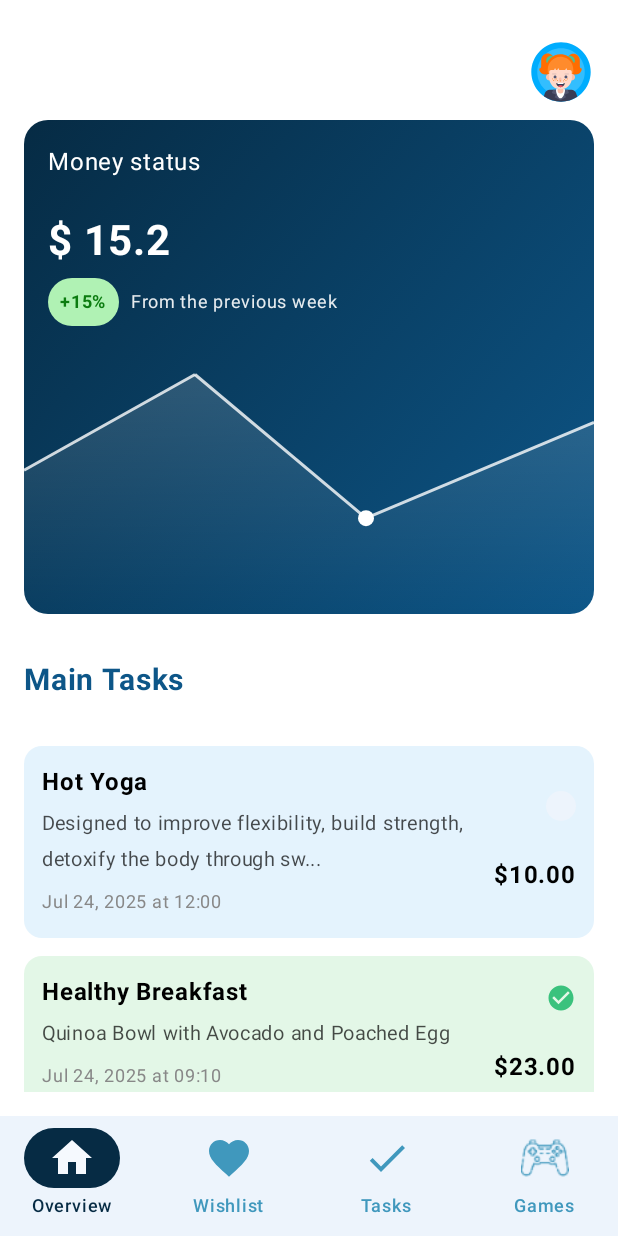
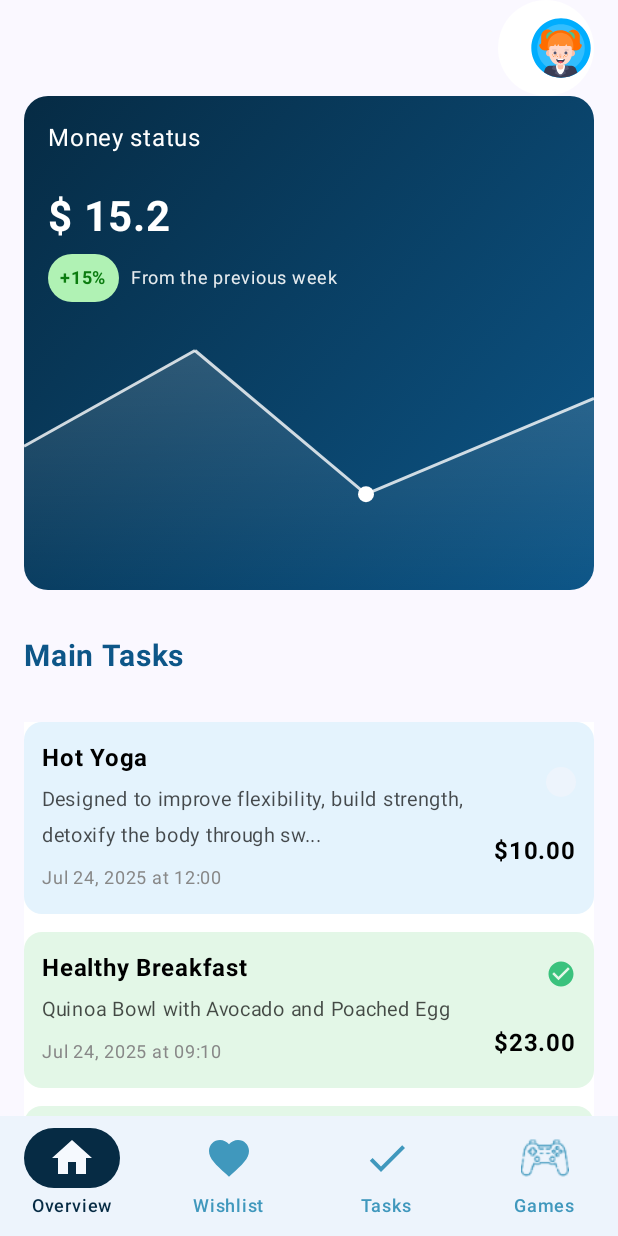
Before and after one commit to georgianaarosoae/Hackaton2025, an Android app built with Jetpack Compose: the screen it shows after launch (MainActivity), on a phone screen of 412 x 824 dp. Run offline under Robolectric (Android 15) with nearby library versions, the light colour scheme and no system bars; our stand-ins replace Dagger/Hilt's generated code; libraries missing offline, so code that uses them is left out: org.burnoutcrew.reorderable; network calls fail; 1 statement that could not run was skipped.

Commit message:
padding fix

```diff
--- a/app/src/main/java/com/example/hackaton2025/dashboard/DashboardScreen.kt
+++ b/app/src/main/java/com/example/hackaton2025/dashboard/DashboardScreen.kt
@@ -42,7 +42,7 @@
 
     var text by remember { mutableStateOf("") }
     val scrollState = rememberScrollState()
-    Column {
+    Column(modifier = Modifier.padding(horizontal = 16.dp))  {
         Row {
             Spacer(modifier = Modifier.weight(1f))
 
--- a/app/src/main/java/com/example/hackaton2025/navigation/AppNavHost.kt
+++ b/app/src/main/java/com/example/hackaton2025/navigation/AppNavHost.kt
@@ -8,7 +8,7 @@
 import com.example.hackaton2025.screens.GamesScreen
 import com.example.hackaton2025.screens.OverviewScreen
 import com.example.hackaton2025.screens.TasksScreen
-import com.example.hackaton2025.screens.WishlistScreen
+import com.example.hackaton2025.wishlist.WishlistScreen
 
 @Composable
 fun AppNavHost(navController: NavHostController, modifier : Modifier) {
--- a/app/src/main/java/com/example/hackaton2025/screens/OverviewScreen.kt
+++ b/app/src/main/java/com/example/hackaton2025/screens/OverviewScreen.kt
@@ -15,7 +15,5 @@
 
 @Composable
 fun OverviewScreen(navController: NavController) {
-    Box(modifier = Modifier.background(Color(0xFFFFFFFF)).fillMaxSize().padding(16.dp)) {
         DashboardScreen(navController)
-    }
 }
--- a/app/src/main/java/com/example/hackaton2025/wishlist/WishLIstScreen.kt
+++ b/app/src/main/java/com/example/hackaton2025/wishlist/WishLIstScreen.kt
@@ -15,12 +15,13 @@
 import androidx.compose.ui.text.font.FontWeight
 import androidx.compose.ui.text.style.TextAlign
 import androidx.compose.ui.unit.dp
+import androidx.navigation.NavController
 import com.example.hackaton2025.R
 import org.burnoutcrew.reorderable.*
 import kotlin.math.min
 
 @Composable
-fun WishlistScreen( modifier: Modifier) {
+fun WishlistScreen( navController: NavController) {
 
     //lista de wish list ( 3 obiecte )
     val sampleItems = listOf(
@@ -58,7 +59,7 @@
     Box(modifier = Modifier.fillMaxSize()){
         Column(modifier = Modifier
             .fillMaxSize()
-            .padding(16.dp)) {
+            .padding(horizontal = 16.dp)) {
 
             // Total economisit
             Text(
```
Also changed, not shown: app/src/main/java/com/example/hackaton2025/screens/WishlistScreen.kt (deleted, +0 -22 lines).
